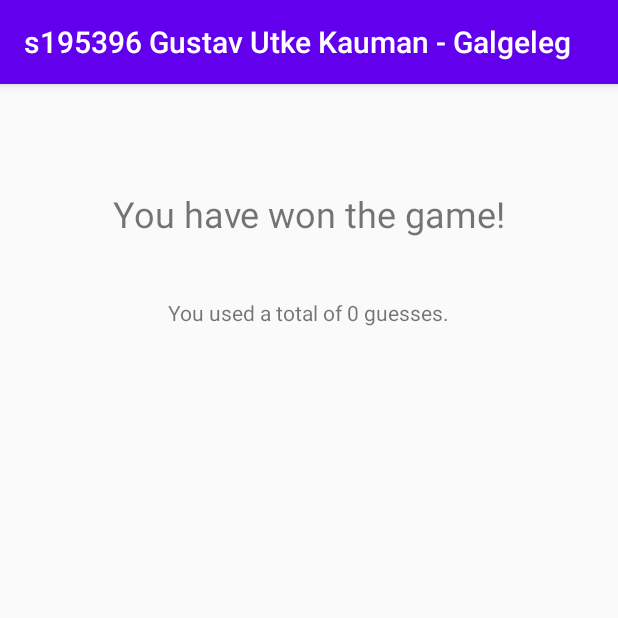
After one commit to gustavkauman/galgeleg, an Android app: the GameWonActivity screen opened directly, with no data from a screen before it, on a phone screen of 412 x 824 dp, the top half of it. The commit adds this screen. Run offline under Robolectric (Android 15) with nearby library versions, the phone set to English and light mode, and no system bars; network calls fail.

Commit message:
Add GameWonActivity

```diff
--- a/app/src/main/AndroidManifest.xml
+++ b/app/src/main/AndroidManifest.xml
@@ -11,7 +11,8 @@
             android:roundIcon="@mipmap/ic_launcher_round"
             android:supportsRtl="true"
             android:theme="@style/AppTheme">
-        <activity android:name=".views.PlayGameActivity"></activity>
+        <activity android:name=".views.GameWonActivity"></activity>
+        <activity android:name=".views.PlayGameActivity" />
         <activity android:name=".views.MainMenuActivity">
             <intent-filter>
                 <action android:name="android.intent.action.MAIN" />
--- /dev/null
+++ b/app/src/main/java/dk/kauman/dtu/brint/galgeleg/views/GameWonActivity.java
@@ -0,0 +1,29 @@
+package dk.kauman.dtu.brint.galgeleg.views;
+
+import androidx.appcompat.app.AppCompatActivity;
+
+import android.content.Intent;
+import android.os.Bundle;
+import android.widget.TextView;
+
+import dk.kauman.dtu.brint.galgeleg.R;
+
+public class GameWonActivity extends AppCompatActivity {
+
+    @Override
+    protected void onCreate(Bundle savedInstanceState) {
+        super.onCreate(savedInstanceState);
+        setContentView(R.layout.activity_game_won);
+
+        TextView tv = findViewById(R.id.numberOfGuessesText);
+        tv.setText("You used a total of " + getIntent().getIntExtra(PlayGameActivity.NUMBER_OF_GUESSES_IDENTIFIER, 0) + " guesses.");
+    }
+
+    @Override
+    public void onBackPressed() {
+        super.onBackPressed();
+
+        Intent i = new Intent(this, MainMenuActivity.class);
+        startActivity(i);
+    }
+}
--- /dev/null
+++ b/app/src/main/res/layout/activity_game_won.xml
@@ -0,0 +1,29 @@
+<?xml version="1.0" encoding="utf-8"?>
+<androidx.constraintlayout.widget.ConstraintLayout xmlns:android="http://schemas.android.com/apk/res/android"
+        xmlns:tools="http://schemas.android.com/tools"
+        xmlns:app="http://schemas.android.com/apk/res-auto"
+        android:layout_width="match_parent"
+        android:layout_height="match_parent"
+        tools:context=".views.GameWonActivity">
+
+    <TextView
+            android:text="You have won the game!"
+            android:layout_width="wrap_content"
+            android:layout_height="wrap_content"
+            android:id="@+id/gameWonHeader"
+            app:layout_constraintStart_toStartOf="parent"
+            app:layout_constraintEnd_toEndOf="parent"
+            app:layout_constraintTop_toTopOf="parent"
+            android:layout_marginTop="70dp"
+            android:textSize="24sp" />
+
+    <TextView
+            android:layout_width="wrap_content"
+            android:layout_height="wrap_content"
+            android:id="@+id/numberOfGuessesText"
+            app:layout_constraintLeft_toLeftOf="parent"
+            app:layout_constraintRight_toRightOf="parent"
+            tools:layout_editor_absoluteX="174dp"
+            app:layout_constraintTop_toBottomOf="@+id/gameWonHeader"
+            android:layout_marginTop="40dp" />
+</androidx.constraintlayout.widget.ConstraintLayout>
```
Also changed, not shown: app/src/main/java/dk/kauman/dtu/brint/galgeleg/views/MainMenuActivity.java (+0 -12 lines), app/src/main/java/dk/kauman/dtu/brint/galgeleg/views/PlayGameActivity.java (+4 -14 lines).
